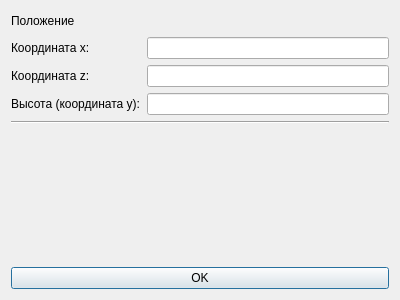
Qt form scanersetupwindow.ui (BeerStrike/dplm_pc) before a commit.
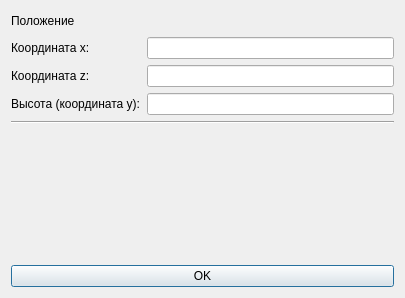
The same form after that commit.

```diff
--- a/scanersetupwindow.ui
+++ b/scanersetupwindow.ui
@@ -6,8 +6,8 @@
    <rect>
     <x>0</x>
     <y>0</y>
-    <width>400</width>
-    <height>300</height>
+    <width>405</width>
+    <height>298</height>
    </rect>
   </property>
   <property name="windowTitle">
```
